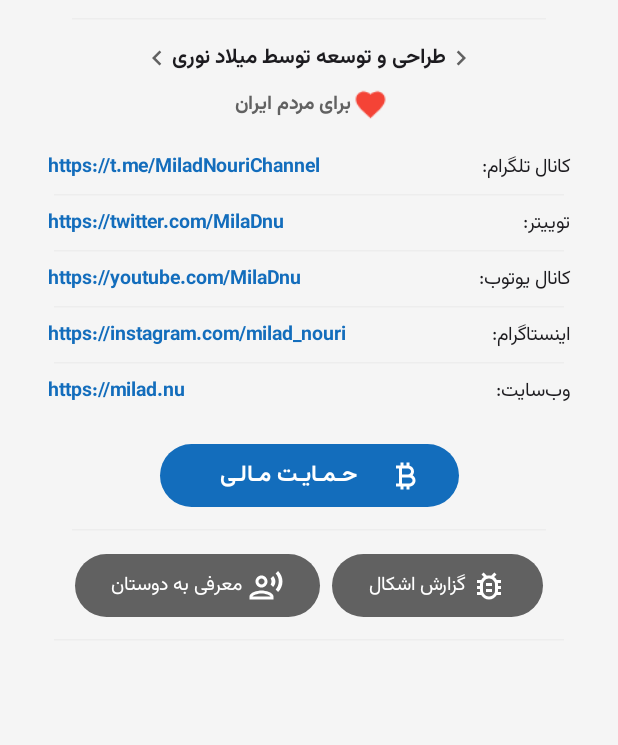
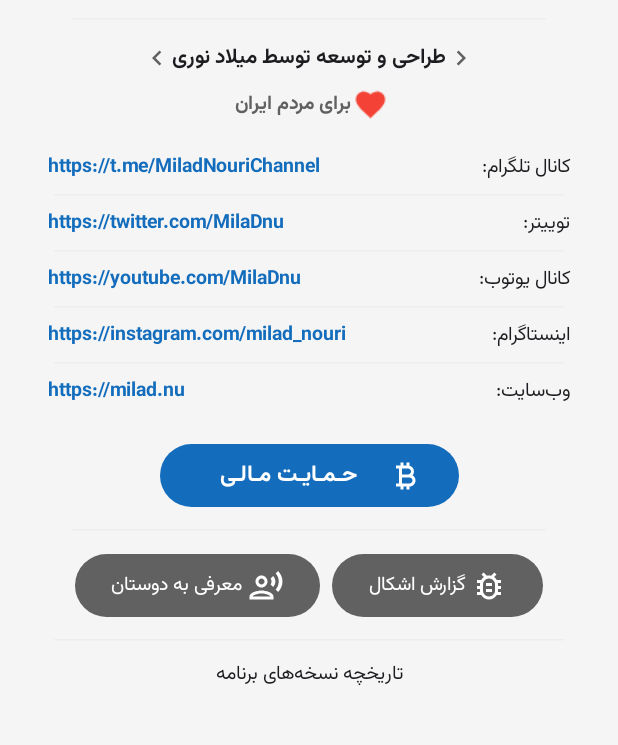
Before and after one commit to motmaenbash/motmaenbash-android, an Android app built with Jetpack Compose: the AboutScreen screen opened through its navigation route, on a phone screen of 412 x 824 dp, the part 445-1190 px from its top. Run offline under Robolectric (Android 15) with nearby library versions, the phone set to English and light mode, and no system bars.

Commit message:
Implement change log history for app updates

```diff
--- a/app/src/main/java/nu/milad/motmaenbash/consts/NavRoutes.kt
+++ b/app/src/main/java/nu/milad/motmaenbash/consts/NavRoutes.kt
@@ -10,4 +10,5 @@
     const val SETTINGS_SCREEN = "settingsScreen"
     const val FAQ_SCREEN = "faqScreen"
     const val PERMISSION_SCREEN = "permissionScreen"
+    const val CHANGELOG_SCREEN = "changelogScreen"
 }
--- a/app/src/main/java/nu/milad/motmaenbash/receivers/AppInstallReceiver.kt
+++ b/app/src/main/java/nu/milad/motmaenbash/receivers/AppInstallReceiver.kt
@@ -24,9 +24,6 @@
 
         val isReplacing = intent.getBooleanExtra(Intent.EXTRA_REPLACING, false)
 
-        Log.d(
-            TAG, "Package name: $packageName, action: ${intent.action}, is replacing: $isReplacing"
-        )
 
         when (intent.action) {
             Intent.ACTION_PACKAGE_ADDED -> {
@@ -41,7 +38,6 @@
             }
 
             Intent.ACTION_PACKAGE_FIRST_LAUNCH -> {
-                Log.d(TAG, "Package first launch: $packageName")
                 // Check against database on first launch
                 checkAppAgainstDatabase(context, packageName)
             }
@@ -58,7 +54,6 @@
 
         if (isAppFlagged) {
             // App found suspicious in the database, alert the user
-            Log.d(TAG, "Flagged app detected: $packageName")
             AlertUtils.showAlert(
                 context = context,
                 alertType = Alert.AlertType.APP_FLAGGED,
--- a/app/src/main/java/nu/milad/motmaenbash/receivers/SmsReceiver.kt
+++ b/app/src/main/java/nu/milad/motmaenbash/receivers/SmsReceiver.kt
@@ -123,9 +123,6 @@
                 Alert.AlertType.SMS_SENDER_FLAGGED
 
             // No flagged content detected
-            // Only show in debug mode
-            // todo:remove for production
-//            else -> if (BuildConfig.DEBUG) Alert.AlertType.SMS_NEUTRAL else null
             else -> Alert.AlertType.SMS_NEUTRAL
 
 
--- a/app/src/main/java/nu/milad/motmaenbash/ui/activities/MainActivity.kt
+++ b/app/src/main/java/nu/milad/motmaenbash/ui/activities/MainActivity.kt
@@ -106,6 +106,7 @@
         composable(NavRoutes.APP_SCAN_SCREEN) { AppScanScreen() }
         composable(NavRoutes.FAQ_SCREEN) { InfoListScreen(Pages.FAQ) }
         composable(NavRoutes.PERMISSION_SCREEN) { InfoListScreen(Pages.PERMISSION) }
+        composable(NavRoutes.CHANGELOG_SCREEN) { InfoListScreen(Pages.CHANGELOG) }
         composable(NavRoutes.SETTINGS_SCREEN) { SettingsScreen() }
     }
 }
--- a/app/src/main/java/nu/milad/motmaenbash/ui/screens/AboutScreen.kt
+++ b/app/src/main/java/nu/milad/motmaenbash/ui/screens/AboutScreen.kt
@@ -98,7 +98,13 @@
 
             Divider(verticalPadding = 12.dp)
 
-
+            Text(
+                text = stringResource(R.string.updates_changelog),
+                style = typography.bodySmall,
+                modifier = Modifier.clickable {
+                    navController.navigate(NavRoutes.CHANGELOG_SCREEN)
+                },
+            )
 
         }
     }
--- a/app/src/main/res/values/strings.xml
+++ b/app/src/main/res/values/strings.xml
@@ -67,6 +67,7 @@
     <string name="version">نسخه: %1$s</string>
     <string name="last_update_time">آخرین به‌روزرسانی: %1$s</string>
     <string name="last_scan_time">آخرین اسکن: %1$s</string>
+    <string name="updates_changelog">تاریخچه نسخه‌های برنامه</string>
 
 
     <!-- Settings -->
```
Also changed, not shown: app/src/main/java/nu/milad/motmaenbash/ui/screens/InfoListScreen.kt (+15 -0 lines), app/src/main/res/values/changelog.xml (added, +12 -0 lines).
